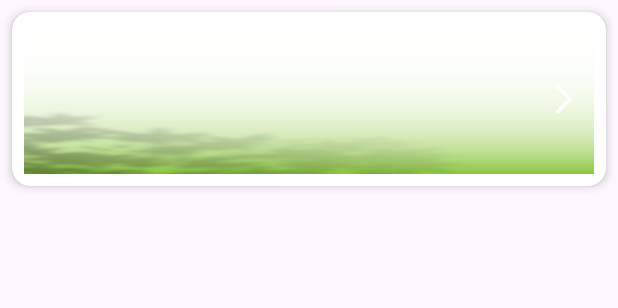
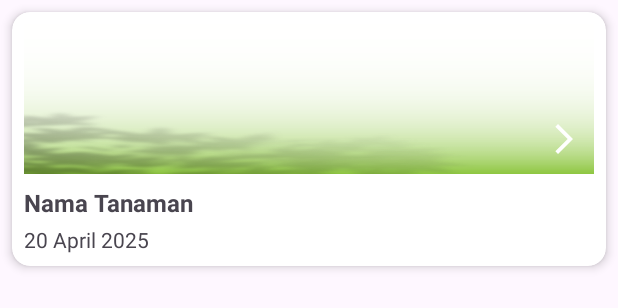
Before and after one commit to JujunUzhee/HerbVision, an Android app: the layout item_history.xml on its own in the app's theme, with its tools: preview values and no code run, on a phone screen of 412 x 824 dp. Shown: the top 308 px of the screen. Run offline under Robolectric (Android 15) with nearby library versions, the phone set to English and light mode, and no system bars.

Commit message:
update history

```diff
--- a/app/src/main/java/com/example/herbvision/model/HistoryItem.kt
+++ b/app/src/main/java/com/example/herbvision/model/HistoryItem.kt
@@ -1,3 +1,5 @@
+package com.example.herbvision.model
+
 data class HistoryItem(
     val imagePath: String,
     val plantName: String,
--- a/app/src/main/java/com/example/herbvision/tflite/Classifier.kt
+++ b/app/src/main/java/com/example/herbvision/tflite/Classifier.kt
@@ -11,7 +11,6 @@ import org.tensorflow.lite.support.image.ImageProcessor
 import org.tensorflow.lite.support.image.TensorImage
 import org.tensorflow.lite.support.image.ops.ResizeOp
 import java.nio.MappedByteBuffer
-import java.nio.ByteBuffer
 
 class Classifier(context: Context) {
 
@@ -20,7 +19,7 @@ class Classifier(context: Context) {
     private val numClasses = 10       // Sesuai dengan jumlah kelas tanaman
 
     init {
-        val model: MappedByteBuffer = FileUtil.loadMappedFile(context, "model_cnn_resnet50.tflite")
+        val model: MappedByteBuffer = FileUtil.loadMappedFile(context, "model_cnnresnet50.tflite")
         interpreter = Interpreter(model)
     }
 
@@ -38,7 +37,7 @@ class Classifier(context: Context) {
         val maxIndex = outputArray[0].indices.maxByOrNull { outputArray[0][it] } ?: -1
         val confidence = outputArray[0][maxIndex]
 
-        val labels = listOf("Lavender", "Rosemary", "Tapak Dara", "Sirih", "Sage", "Jarak Tintir", "Mint", "Kelor", "Temulawak", "Lidah Buaya")
+        val labels = listOf("Bidara","Jarak Tintir", "Kelor", "Lavender", "Lidah Buaya", "Mint", "Rosemary", "Saga", "Tapak Dara", "Temulawak")
 
         // Cek jika prediksi valid
         if (maxIndex !in labels.indices) {
--- a/app/src/main/res/layout/activity_history.xml
+++ b/app/src/main/res/layout/activity_history.xml
@@ -19,9 +19,6 @@ tools:context=".HistoryActivity">
         app:layout_constraintEnd_toEndOf="parent"/>
 
     <!-- Judul Halaman -->
-
-<!-- RecyclerView untuk daftar histori -->
-
     <TextView
         android:id="@+id/tvTitle"
         android:layout_width="wrap_content"
@@ -35,7 +32,7 @@ tools:context=".HistoryActivity">
         app:layout_constraintStart_toStartOf="parent"
         app:layout_constraintEnd_toEndOf="parent" />
 
-
+    <!-- RecyclerView untuk daftar histori -->
     <androidx.recyclerview.widget.RecyclerView
         android:id="@+id/rvHistori"
         android:layout_width="match_parent"
--- a/app/src/main/res/layout/item_history.xml
+++ b/app/src/main/res/layout/item_history.xml
@@ -14,11 +14,32 @@
 
         <!-- Gambar Tanaman -->
         <ImageView
-            android:id="@+id/imgTanaman"
+            android:id="@+id/historyImage"
             android:layout_width="match_parent"
             android:layout_height="100dp"
             android:scaleType="centerCrop"
-            android:background="@drawable/background"/>
+            android:background="@drawable/background" />
+
+        <!-- Nama Tanaman -->
+        <TextView
+            android:id="@+id/historyName"
+            android:layout_width="wrap_content"
+            android:layout_height="wrap_content"
+            android:layout_below="@id/historyImage"
+            android:layout_marginTop="8dp"
+            android:text="Nama Tanaman"
+            android:textStyle="bold"
+            android:textSize="16sp" />
+
+        <!-- Tanggal Analisis -->
+        <TextView
+            android:id="@+id/historyDate"
+            android:layout_width="wrap_content"
+            android:layout_height="wrap_content"
+            android:layout_below="@id/historyName"
+            android:layout_marginTop="4dp"
+            android:text="20 April 2025"
+            android:textSize="14sp" />
 
         <!-- Ikon Panah -->
         <ImageView
@@ -27,8 +48,8 @@
             android:layout_height="24dp"
             android:layout_alignParentEnd="true"
             android:layout_centerVertical="true"
-            android:src="@drawable/ic_arrow"
-            android:layout_marginEnd="8dp"/>
+            android:layout_marginEnd="8dp"
+            android:src="@drawable/ic_arrow" />
 
     </RelativeLayout>
 
```
Also changed, not shown: app/build.gradle.kts (+9 -3 lines), app/src/main/java/com/example/herbvision/HistoryActivity.kt (+16 -2 lines), app/src/main/java/com/example/herbvision/adapter/HistoryAdapter.kt (+31 -1 lines), app/src/main/java/com/example/herbvision/utils/HistoryManager.kt (added, +28 -0 lines). Lines whose indentation alone changed are shown as unchanged.
